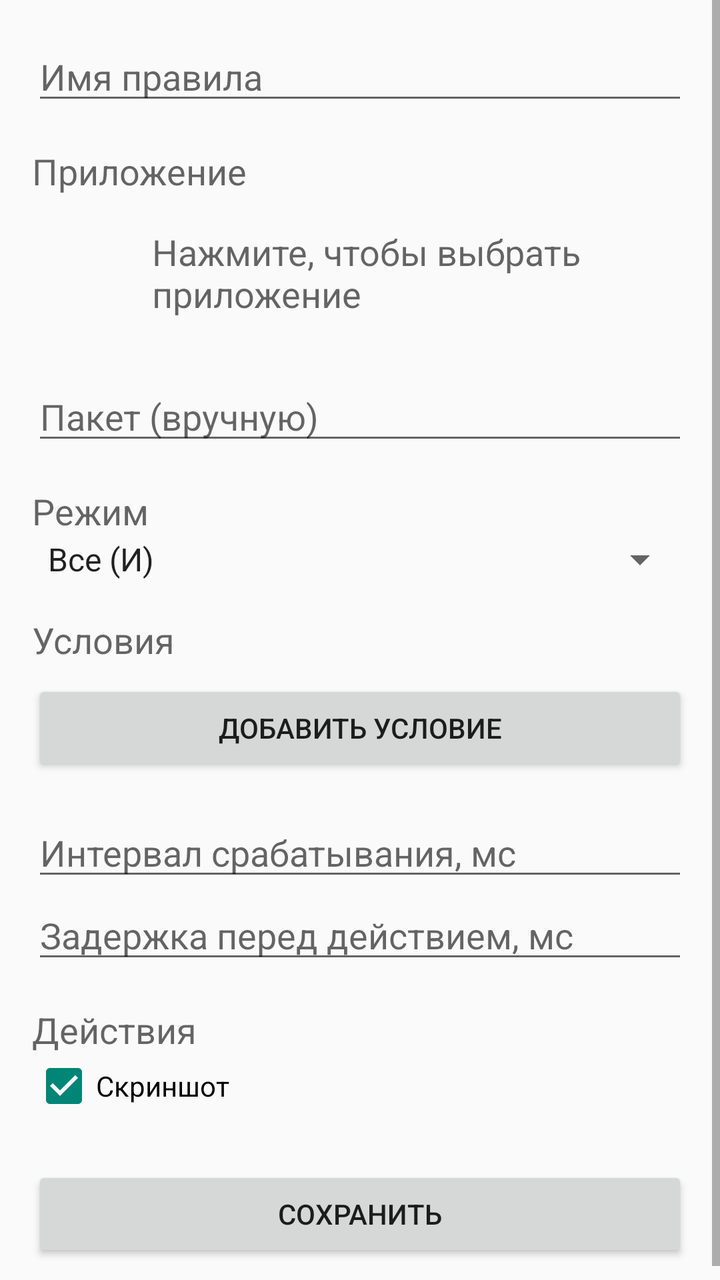
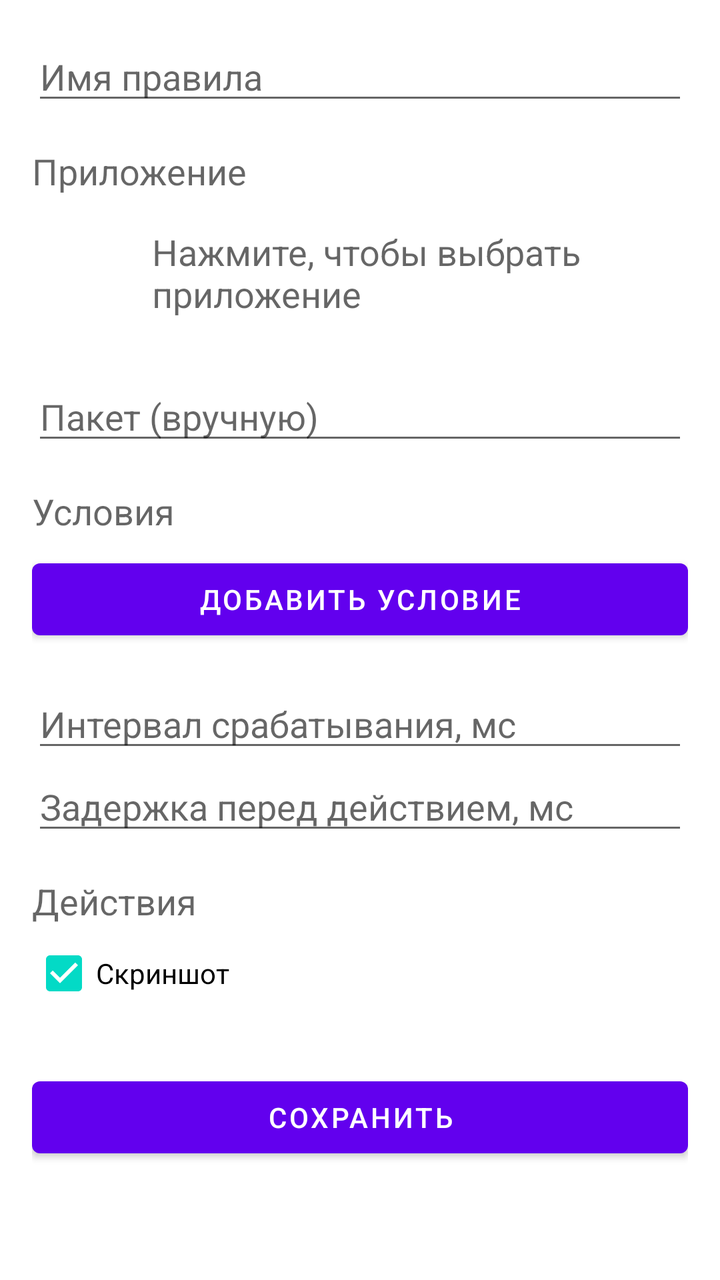

Compare the two renders of this Android layout. The source of the first and the diff that turns it into the second are given below.
<!-- AndroidManifest.xml: application theme Theme.Ifsee -->
<!-- res/layout/activity_rule.xml -->
<?xml version="1.0" encoding="utf-8"?>
<ScrollView xmlns:android="http://schemas.android.com/apk/res/android"
    android:layout_width="match_parent"
    android:layout_height="match_parent"
    android:fillViewport="true">

    <LinearLayout
        android:layout_width="match_parent"
        android:layout_height="wrap_content"
        android:orientation="vertical"
        android:padding="16dp">

        <EditText
            android:id="@+id/nameEdit"
            android:layout_width="match_parent"
            android:layout_height="wrap_content"
            android:hint="@string/rule_name"
            android:inputType="text" />

        <TextView
            android:layout_width="match_parent"
            android:layout_height="wrap_content"
            android:layout_marginTop="16dp"
            android:text="@string/rule_package"
            android:textAppearance="@style/TextAppearance.AppCompat.Medium" />

        <LinearLayout
            android:id="@+id/selectedAppRow"
            android:layout_width="match_parent"
            android:layout_height="wrap_content"
            android:layout_marginTop="8dp"
            android:background="?attr/selectableItemBackground"
            android:gravity="center_vertical"
            android:orientation="horizontal"
            android:padding="8dp">

            <ImageView
                android:id="@+id/selectedAppIcon"
                android:layout_width="40dp"
                android:layout_height="40dp"
                android:contentDescription="@string/app_icon"
                android:scaleType="fitCenter" />

            <LinearLayout
                android:layout_width="0dp"
                android:layout_height="wrap_content"
                android:layout_marginStart="12dp"
                android:layout_weight="1"
                android:orientation="vertical">

                <TextView
                    android:id="@+id/selectedAppName"
                    android:layout_width="match_parent"
                    android:layout_height="wrap_content"
                    android:text="@string/select_app"
                    android:textAppearance="@style/TextAppearance.AppCompat.Medium" />

                <TextView
                    android:id="@+id/selectedAppPackage"
                    android:layout_width="match_parent"
                    android:layout_height="wrap_content"
                    android:textAppearance="@style/TextAppearance.AppCompat.Small" />

            </LinearLayout>

        </LinearLayout>

        <AutoCompleteTextView
            android:id="@+id/packageEdit"
            android:layout_width="match_parent"
            android:layout_height="wrap_content"
            android:hint="@string/rule_package_manual"
            android:imeOptions="actionDone"
            android:inputType="text"
            android:singleLine="true" />

        <TextView
            android:layout_width="match_parent"
            android:layout_height="wrap_content"
            android:layout_marginTop="16dp"
            android:text="@string/match_mode"
            android:textAppearance="@style/TextAppearance.AppCompat.Medium" />

        <Spinner
            android:id="@+id/modeSpinner"
            android:layout_width="match_parent"
            android:layout_height="wrap_content"
            android:entries="@array/match_modes" />

        <TextView
            android:layout_width="match_parent"
            android:layout_height="wrap_content"
            android:layout_marginTop="16dp"
            android:text="@string/rule_matchers"
            android:textAppearance="@style/TextAppearance.AppCompat.Medium" />

        <LinearLayout
            android:id="@+id/matchersContainer"
            android:layout_width="match_parent"
            android:layout_height="wrap_content"
            android:orientation="vertical" />

        <Button
            android:id="@+id/addMatcherButton"
            android:layout_width="match_parent"
            android:layout_height="wrap_content"
            android:layout_marginTop="8dp"
            android:text="@string/add_matcher" />

        <EditText
            android:id="@+id/cooldownEdit"
            android:layout_width="match_parent"
            android:layout_height="wrap_content"
            android:layout_marginTop="16dp"
            android:hint="@string/cooldown_ms"
            android:inputType="number" />

        <EditText
            android:id="@+id/delayEdit"
            android:layout_width="match_parent"
            android:layout_height="wrap_content"
            android:hint="@string/delay_ms"
            android:inputType="number" />

        <TextView
            android:layout_width="match_parent"
            android:layout_height="wrap_content"
            android:layout_marginTop="16dp"
            android:text="@string/actions"
            android:textAppearance="@style/TextAppearance.AppCompat.Medium" />

        <CheckBox
            android:id="@+id/screenshotCheckBox"
            android:layout_width="match_parent"
            android:layout_height="wrap_content"
            android:checked="true"
            android:text="@string/action_screenshot" />

        <Button
            android:id="@+id/saveButton"
            android:layout_width="match_parent"
            android:layout_height="wrap_content"
            android:layout_marginTop="24dp"
            android:text="@string/save" />

    </LinearLayout>

</ScrollView>
<!-- resources referenced by this layout -->
<resources>
  <string-array name="match_modes">
          <item>@string/mode_all</item>
          <item>@string/mode_any</item>
      </string-array>
  <string name="action_screenshot">Скриншот</string>
  <string name="actions">Действия</string>
  <string name="add_matcher">Добавить условие</string>
  <string name="app_icon">Иконка приложения</string>
  <string name="cooldown_ms">Интервал срабатывания, мс</string>
  <string name="delay_ms">Задержка перед действием, мс</string>
  <string name="match_mode">Режим</string>
  <string name="rule_matchers">Условия</string>
  <string name="rule_name">Имя правила</string>
  <string name="rule_package">Приложение</string>
  <string name="rule_package_manual">Пакет (вручную)</string>
  <string name="save">Сохранить</string>
  <string name="select_app">Нажмите, чтобы выбрать приложение</string>
  <style name="Theme.Ifsee" parent="Theme.AppCompat.DayNight.NoActionBar" />
  <string name="mode_all">Все (И)</string>
  <string name="mode_any">Любое (ИЛИ)</string>
</resources>

<!-- the commit's change to res/layout/activity_rule.xml (unified diff, before → after) -->
@@ -1,5 +1,6 @@
 <?xml version="1.0" encoding="utf-8"?>
 <ScrollView xmlns:android="http://schemas.android.com/apk/res/android"
+    xmlns:app="http://schemas.android.com/apk/res-auto"
     android:layout_width="match_parent"
     android:layout_height="match_parent"
     android:fillViewport="true">
@@ -74,18 +75,58 @@
             android:inputType="text"
             android:singleLine="true" />
 
-        <TextView
+        <LinearLayout
+            android:id="@+id/matchModeContainer"
             android:layout_width="match_parent"
             android:layout_height="wrap_content"
             android:layout_marginTop="16dp"
-            android:text="@string/match_mode"
-            android:textAppearance="@style/TextAppearance.AppCompat.Medium" />
+            android:orientation="vertical"
+            android:visibility="gone">
 
-        <Spinner
-            android:id="@+id/modeSpinner"
-            android:layout_width="match_parent"
-            android:layout_height="wrap_content"
-            android:entries="@array/match_modes" />
+            <TextView
+                android:layout_width="match_parent"
+                android:layout_height="wrap_content"
+                android:text="@string/match_mode"
+                android:textAppearance="@style/TextAppearance.AppCompat.Medium" />
+
+            <com.google.android.material.button.MaterialButtonToggleGroup
+                android:id="@+id/matchModeToggle"
+                android:layout_width="match_parent"
+                android:layout_height="wrap_content"
+                android:layout_marginTop="8dp"
+                android:orientation="horizontal"
+                app:selectionRequired="true"
+                app:singleSelection="true">
+
+                <com.google.android.material.button.MaterialButton
+                    android:id="@+id/modeAllButton"
+                    style="?attr/materialButtonOutlinedStyle"
+                    android:layout_width="0dp"
+                    android:layout_height="wrap_content"
+                    android:layout_weight="1"
+                    android:checkable="true"
+                    android:text="@string/mode_all" />
+
+                <com.google.android.material.button.MaterialButton
+                    android:id="@+id/modeAnyButton"
+                    style="?attr/materialButtonOutlinedStyle"
+                    android:layout_width="0dp"
+                    android:layout_height="wrap_content"
+                    android:layout_weight="1"
+                    android:checkable="true"
+                    android:text="@string/mode_any" />
+
+            </com.google.android.material.button.MaterialButtonToggleGroup>
+
+            <TextView
+                android:id="@+id/matchModeExplanation"
+                android:layout_width="match_parent"
+                android:layout_height="wrap_content"
+                android:layout_marginTop="8dp"
+                android:text="@string/match_mode_all_hint"
+                android:textAppearance="@style/TextAppearance.AppCompat.Small" />
+
+        </LinearLayout>
 
         <TextView
             android:layout_width="match_parent"
<!-- resource entries referenced after the edit -->
@@ -1,23 +1,20 @@
 <!-- resources referenced by this layout -->
 <resources>
-  <string-array name="match_modes">
-          <item>@string/mode_all</item>
-          <item>@string/mode_any</item>
-      </string-array>
   <string name="action_screenshot">Скриншот</string>
   <string name="actions">Действия</string>
   <string name="add_matcher">Добавить условие</string>
   <string name="app_icon">Иконка приложения</string>
   <string name="cooldown_ms">Интервал срабатывания, мс</string>
   <string name="delay_ms">Задержка перед действием, мс</string>
-  <string name="match_mode">Режим</string>
+  <string name="match_mode">Условия должны совпасть</string>
+  <string name="match_mode_all_hint">Правило сработает, когда совпадут все условия</string>
   <string name="rule_matchers">Условия</string>
   <string name="rule_name">Имя правила</string>
   <string name="rule_package">Приложение</string>
   <string name="rule_package_manual">Пакет (вручную)</string>
   <string name="save">Сохранить</string>
   <string name="select_app">Нажмите, чтобы выбрать приложение</string>
-  <style name="Theme.Ifsee" parent="Theme.AppCompat.DayNight.NoActionBar" />
+  <style name="Theme.Ifsee" parent="Theme.MaterialComponents.DayNight.NoActionBar" />
   <string name="mode_all">Все (И)</string>
   <string name="mode_any">Любое (ИЛИ)</string>
 </resources>
